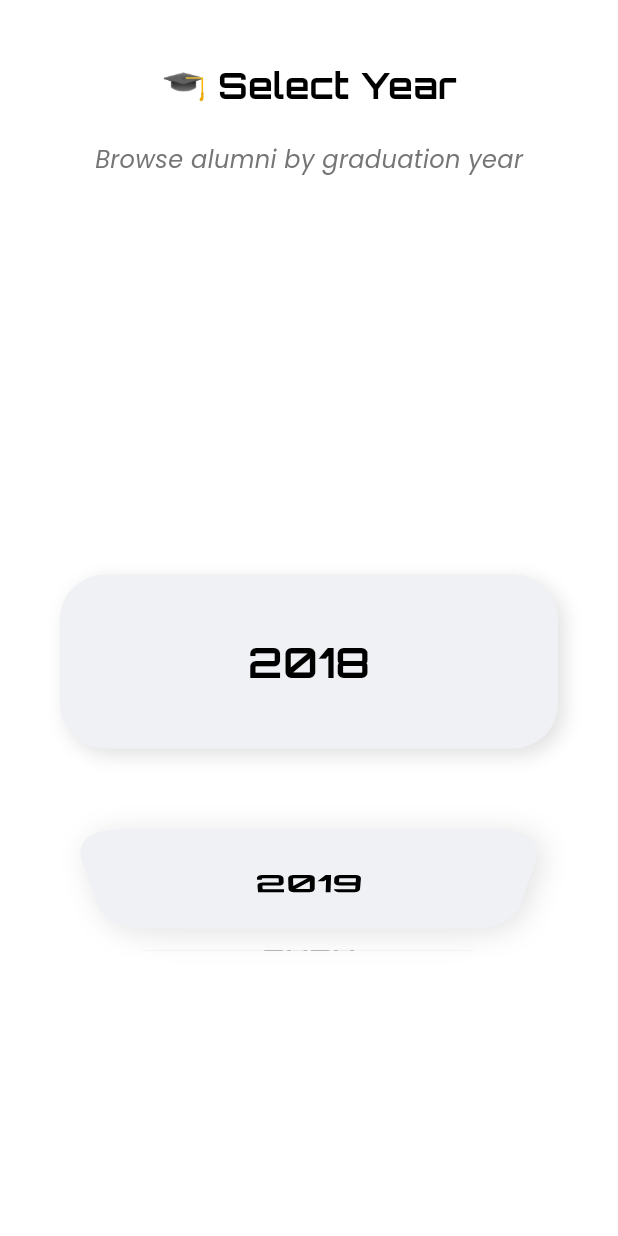
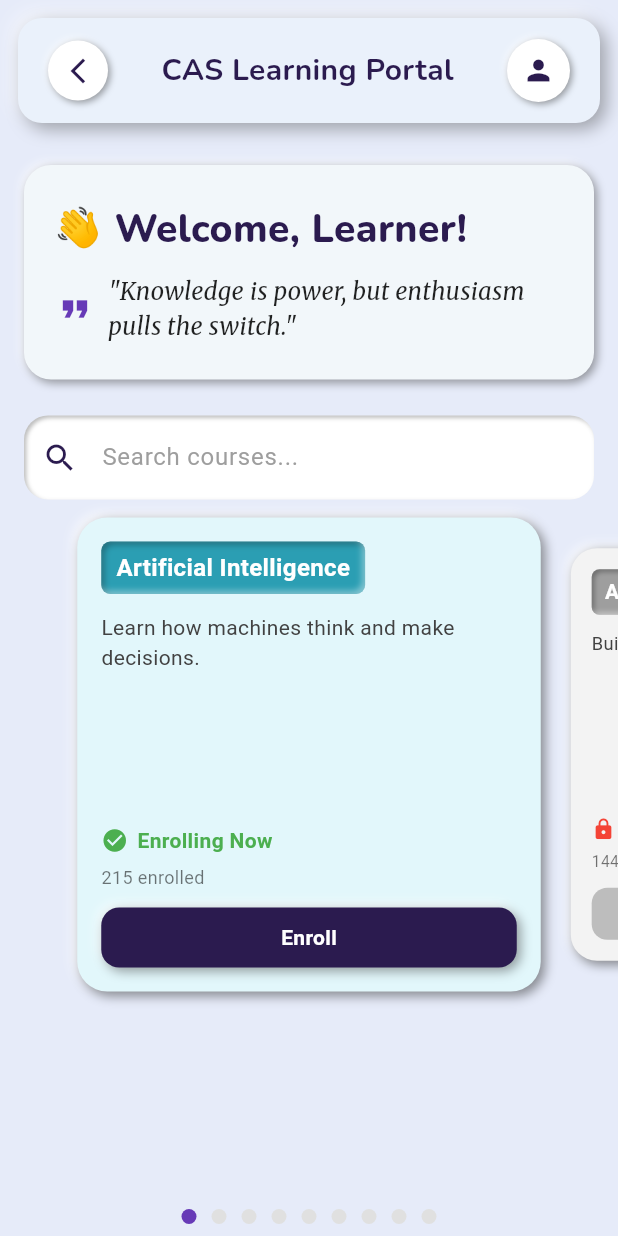
Before and after one commit to Affan1316/CAS-ELMS, a Flutter app: the ElmsLandingPage screen opened directly, after a tap on "Courses", on a phone screen of 412 x 824 dp. Run offline on Flutter 3.47's test engine with Material 3 defaults, Android fonts, the light colour scheme and no system bars; drawn by our look-alikes of flutter_animate, flutter_carousel_widget; our stand-ins replace animate_do, equatable, flutter_bloc, flutter_neumorphic_plus, go_router, google_fonts and 1 more.

Commit message:
Refactored alumni section into alumni_page folder; added  course catalog page ; updated landing page

```diff
--- a/lib/src/features/courses_detail_page/presentation/pages/alumni_showcase_page.dart
+++ b/lib/src/features/alumni_page/presentation/pages/alumni_showcase_page.dart
@@ -1,7 +1,6 @@
 import 'package:flutter/material.dart';
 import 'package:flutter_animate/flutter_animate.dart';
-import 'package:flutter_cas_app_main/src/features/courses_detail_page/presentation/widgets/neumorphic_card.dart';
-import 'package:go_router/go_router.dart';
+import 'package:flutter_cas_app_main/src/features/alumni_page/presentation/widgets/neumorphic_card.dart';
 import 'package:google_fonts/google_fonts.dart';
 // import 'package:project_cas/main.dart';
 // import 'package:project_cas/courses_detail_page/presentation/widgets/neumorphic_card.dart';
--- /dev/null
+++ b/lib/src/features/courses_detail_page/presentation/pages/course_catalog.dart
@@ -0,0 +1,113 @@
+import 'package:flutter/material.dart';
+import 'package:flutter_animate/flutter_animate.dart';
+import 'package:flutter_carousel_widget/flutter_carousel_widget.dart';
+import 'package:flutter_cas_app_main/src/features/courses_detail_page/presentation/widgets/build_header_course_page.dart';
+import 'package:flutter_cas_app_main/src/features/courses_detail_page/presentation/widgets/build_search_bar_courses_page.dart';
+import 'package:flutter_cas_app_main/src/features/courses_detail_page/presentation/widgets/build_welcome_course_page.dart';
+import 'package:flutter_cas_app_main/src/features/courses_detail_page/presentation/widgets/bulid_course_card.dart';
+import 'package:flutter_neumorphic_plus/flutter_neumorphic.dart';
+
+class CourseCatalog extends StatelessWidget {
+  const CourseCatalog({super.key});
+
+  final List<Map<String, dynamic>> courses = const [
+    {
+      'title': 'Artificial Intelligence',
+      'description': 'Learn how machines think and make decisions.',
+      'enrolling': true,
+      'enrollments': 215,
+    },
+    {
+      'title': 'Android App Development',
+      'description': 'Build native Android apps with Kotlin.',
+      'enrolling': false,
+      'enrollments': 144,
+    },
+    {
+      'title': 'Flutter App Development',
+      'description': 'Create cross-platform apps with Flutter.',
+      'enrolling': true,
+      'enrollments': 312,
+    },
+    {
+      'title': 'Game Development',
+      'description': 'Design and build interactive games.',
+      'enrolling': true,
+      'enrollments': 198,
+    },
+    {
+      'title': 'Robotics',
+      'description': 'Explore robotics systems and automation.',
+      'enrolling': false,
+      'enrollments': 103,
+    },
+    {
+      'title': 'Go Language',
+      'description': 'Master Google’s Go for high-performance apps.',
+      'enrolling': true,
+      'enrollments': 78,
+    },
+    {
+      'title': 'Web Development',
+      'description': 'Build modern web apps with HTML, CSS, JS.',
+      'enrolling': true,
+      'enrollments': 391,
+    },
+    {
+      'title': 'Blockchain',
+      'description': 'Dive into decentralized tech and smart contracts.',
+      'enrolling': true,
+      'enrollments': 129,
+    },
+    {
+      'title': 'UI/UX Design',
+      'description': 'Craft intuitive user experiences.',
+      'enrolling': true,
+      'enrollments': 240,
+    },
+  ];
+
+  @override
+  Widget build(BuildContext context) {
+    return Scaffold(
+      backgroundColor: const Color(0xFFE6EBF9),
+      body: SafeArea(
+        child: Column(
+          children: [
+            BuildHeaderCoursePage(),
+            BuildWelcomeCoursePage(),
+            BuildSearchBarCoursesPage(),
+            Expanded(
+              child: FlutterCarousel.builder(
+                itemCount: courses.length,
+                options: FlutterCarouselOptions(
+                  height: 340,
+                  autoPlay: true,
+                  enlargeCenterPage: true,
+                  viewportFraction: 0.75,
+                  showIndicator: true,
+                  slideIndicator: CircularSlideIndicator(
+                    slideIndicatorOptions: SlideIndicatorOptions(
+                      currentIndicatorColor: Colors.deepPurple,
+                      indicatorBackgroundColor: Colors.grey.shade300,
+                      indicatorRadius: 5,
+                    ),
+                  ),
+                ),
+                itemBuilder: (context, index, realIdx) {
+                  final course = courses[index];
+                  return Padding(
+                    padding: const EdgeInsets.symmetric(vertical: 12),
+                    child: BulidCourseCard(
+                      course: course,
+                    ).animate().fadeIn(duration: 600.ms).slideY(begin: 0.2),
+                  );
+                },
+              ),
+            ),
+          ],
+        ),
+      ),
+    );
+  }
+}
--- /dev/null
+++ b/lib/src/features/courses_detail_page/presentation/widgets/build_header_course_page.dart
@@ -0,0 +1,77 @@
+import 'package:flutter/material.dart';
+import 'package:flutter_neumorphic_plus/flutter_neumorphic.dart';
+import 'package:google_fonts/google_fonts.dart';
+
+class BuildHeaderCoursePage extends StatelessWidget {
+  const BuildHeaderCoursePage({super.key});
+
+  @override
+  Widget build(BuildContext context) {
+    return Padding(
+      padding: const EdgeInsets.all(12),
+      child: Neumorphic(
+        style: NeumorphicStyle(
+          color: const Color(0xFFEAF1FB),
+          depth: 8,
+          intensity: 0.6,
+          boxShape: NeumorphicBoxShape.roundRect(BorderRadius.circular(16)),
+        ),
+        padding: const EdgeInsets.symmetric(horizontal: 20, vertical: 14),
+        child: Row(
+          mainAxisAlignment: MainAxisAlignment.spaceBetween,
+          children: [
+            // Back Button (you can add Navigator.pop if needed)
+            NeumorphicButton(
+              onPressed: () {
+                // If you want it to go back only when Navigator.canPop is true
+                // if (Navigator.of(context).canPop()) Navigator.of(context).pop();
+                Navigator.of(context).pop();
+              },
+              style: NeumorphicStyle(
+                shape: NeumorphicShape.flat,
+                boxShape: NeumorphicBoxShape.circle(),
+                color: Colors.white,
+                depth: 3,
+              ),
+              padding: const EdgeInsets.all(10),
+              child: const Icon(
+                Icons.arrow_back_ios_new,
+                size: 20,
+                color: Color(0xFF2B1B4F),
+              ),
+            ),
+
+            // Title
+            Text(
+              'CAS Learning Portal',
+              style: GoogleFonts.nunito(
+                fontSize: 20,
+                fontWeight: FontWeight.bold,
+                color: const Color(0xFF2B1B4F),
+              ),
+            ),
+
+            // Profile icon or menu
+            NeumorphicButton(
+              onPressed: () {
+                // Future: Show profile/settings
+              },
+              style: NeumorphicStyle(
+                shape: NeumorphicShape.flat,
+                boxShape: NeumorphicBoxShape.circle(),
+                color: Colors.white,
+                depth: 3,
+              ),
+              padding: const EdgeInsets.all(10),
+              child: const Icon(
+                Icons.person,
+                size: 22,
+                color: Color(0xFF2B1B4F),
+              ),
+            ),
+          ],
+        ),
+      ),
+    );
+  }
+}
--- /dev/null
+++ b/lib/src/features/courses_detail_page/presentation/widgets/build_search_bar_courses_page.dart
@@ -0,0 +1,30 @@
+import 'package:flutter/material.dart';
+import 'package:flutter_neumorphic_plus/flutter_neumorphic.dart';
+
+class BuildSearchBarCoursesPage extends StatelessWidget {
+  const BuildSearchBarCoursesPage({super.key});
+
+  @override
+  Widget build(BuildContext context) {
+    return Padding(
+      padding: const EdgeInsets.fromLTRB(16, 8, 16, 0),
+      child: Neumorphic(
+        style: NeumorphicStyle(
+          depth: -3,
+          intensity: 0.6,
+          boxShape: NeumorphicBoxShape.roundRect(BorderRadius.circular(16)),
+          color: Colors.white,
+        ),
+        padding: const EdgeInsets.symmetric(horizontal: 12, vertical: 4),
+        child: TextField(
+          decoration: InputDecoration(
+            hintText: 'Search courses...',
+            hintStyle: const TextStyle(color: Colors.grey),
+            border: InputBorder.none,
+            icon: const Icon(Icons.search, color: Color(0xFF2B1B4F)),
+          ),
+        ),
+      ),
+    );
+  }
+}
--- /dev/null
+++ b/lib/src/features/courses_detail_page/presentation/widgets/build_welcome_course_page.dart
@@ -0,0 +1,57 @@
+import 'package:flutter/material.dart';
+import 'package:flutter_neumorphic_plus/flutter_neumorphic.dart';
+import 'package:google_fonts/google_fonts.dart';
+
+class BuildWelcomeCoursePage extends StatelessWidget {
+  const BuildWelcomeCoursePage({super.key});
+
+  @override
+  Widget build(BuildContext context) {
+    return Padding(
+      padding: const EdgeInsets.all(16),
+      child: Neumorphic(
+        style: NeumorphicStyle(
+          depth: 4,
+          intensity: 0.7,
+          color: const Color(0xFFF2F7FA),
+          boxShape: NeumorphicBoxShape.roundRect(BorderRadius.circular(18)),
+        ),
+        padding: const EdgeInsets.symmetric(horizontal: 20, vertical: 24),
+        child: Column(
+          crossAxisAlignment: CrossAxisAlignment.start,
+          children: [
+            Text(
+              '👋 Welcome, Learner!',
+              style: GoogleFonts.nunito(
+                fontSize: 26,
+                fontWeight: FontWeight.w800,
+                color: const Color(0xFF2B1B4F),
+              ),
+            ),
+            const SizedBox(height: 12),
+            Row(
+              children: [
+                const Icon(
+                  Icons.format_quote,
+                  color: Colors.deepPurple,
+                  size: 28,
+                ),
+                const SizedBox(width: 8),
+                Expanded(
+                  child: Text(
+                    '"Knowledge is power, but enthusiasm pulls the switch."',
+                    style: GoogleFonts.merriweather(
+                      fontSize: 16,
+                      fontStyle: FontStyle.italic,
+                      color: Colors.black87,
+                    ),
+                  ),
+                ),
+              ],
+            ),
+          ],
+        ),
+      ),
+    );
+  }
+}
--- /dev/null
+++ b/lib/src/features/courses_detail_page/presentation/widgets/bulid_course_card.dart
@@ -0,0 +1,97 @@
+import 'package:flutter/material.dart';
+import 'package:flutter_neumorphic_plus/flutter_neumorphic.dart';
+
+class BulidCourseCard extends StatelessWidget {
+  const BulidCourseCard({super.key, required this.course});
+
+  final Map<String, dynamic> course;
+
+  @override
+  Widget build(BuildContext context) {
+    final bool enrolling = course['enrolling'];
+    final Color baseColor = enrolling ? Color(0xFFE2F7FB) : Color(0xFFF3F3F3);
+    final Color badgeColor = enrolling ? Color(0xFF2B9EB3) : Colors.grey;
+    final Color enrollColor = enrolling ? Colors.green : Colors.red;
+
+    return Neumorphic(
+      style: NeumorphicStyle(
+        depth: 5,
+        intensity: 0.8,
+        surfaceIntensity: 0.2,
+        color: baseColor,
+        boxShape: NeumorphicBoxShape.roundRect(BorderRadius.circular(20)),
+        shadowLightColorEmboss: Colors.white,
+        shadowDarkColorEmboss: Colors.black26,
+      ),
+      padding: const EdgeInsets.all(16),
+      child: Column(
+        crossAxisAlignment: CrossAxisAlignment.start,
+        children: [
+          Neumorphic(
+            style: NeumorphicStyle(
+              color: badgeColor,
+              depth: -4,
+              boxShape: NeumorphicBoxShape.roundRect(BorderRadius.circular(6)),
+            ),
+            padding: const EdgeInsets.symmetric(vertical: 6, horizontal: 10),
+            child: Text(
+              course['title'],
+              style: const TextStyle(
+                color: Colors.white,
+                fontSize: 16,
+                fontWeight: FontWeight.bold,
+              ),
+            ),
+          ),
+          const SizedBox(height: 12),
+          Text(
+            course['description'],
+            style: TextStyle(color: Colors.grey.shade800, fontSize: 14),
+          ),
+          const Spacer(),
+          Row(
+            children: [
+              Icon(
+                enrolling ? Icons.check_circle : Icons.lock,
+                color: enrollColor,
+                size: 18,
+              ),
+              const SizedBox(width: 6),
+              Text(
+                enrolling ? 'Enrolling Now' : 'Closed',
+                style: TextStyle(
+                  color: enrollColor,
+                  fontWeight: FontWeight.w600,
+                ),
+              ),
+            ],
+          ),
+          const SizedBox(height: 6),
+          Text(
+            '${course['enrollments']} enrolled',
+            style: const TextStyle(fontSize: 12, color: Colors.black54),
+          ),
+          const SizedBox(height: 12),
+          NeumorphicButton(
+            onPressed: enrolling ? () {} : null,
+            style: NeumorphicStyle(
+              color: enrolling ? const Color(0xFF2B1B4F) : Colors.grey.shade400,
+              depth: enrolling ? 5 : 0,
+              boxShape: NeumorphicBoxShape.roundRect(BorderRadius.circular(12)),
+            ),
+            padding: const EdgeInsets.symmetric(vertical: 10),
+            child: Center(
+              child: Text(
+                'Enroll',
+                style: const TextStyle(
+                  color: Colors.white,
+                  fontWeight: FontWeight.bold,
+                ),
+              ),
+            ),
+          ),
+        ],
+      ),
+    );
+  }
+}
--- a/lib/src/features/elms_landing/presentation/pages/elms_landing_page.dart
+++ b/lib/src/features/elms_landing/presentation/pages/elms_landing_page.dart
@@ -1,6 +1,7 @@
 import 'package:flutter/material.dart';
 import 'package:flutter_cas_app_main/src/features/categories_and_login_screen/presentation/pages/LoginOnboardingScreen.dart';
-import 'package:flutter_cas_app_main/src/features/courses_detail_page/presentation/pages/year_selector_page.dart';
+import 'package:flutter_cas_app_main/src/features/alumni_page/presentation/pages/year_selector_page.dart';
+import 'package:flutter_cas_app_main/src/features/courses_detail_page/presentation/pages/course_catalog.dart';
 import 'package:flutter_cas_app_main/src/features/elms_landing/presentation/widgets/ai_floating_action_button.dart';
 import 'package:flutter_cas_app_main/src/features/elms_landing/presentation/widgets/ceo_card_widget.dart';
 import 'package:flutter_cas_app_main/src/features/elms_landing/presentation/widgets/feature_card_widget.dart';
@@ -133,7 +134,7 @@ class _ElmsLandingPageState extends State<ElmsLandingPage>
                             // ).showSnackBar(SnackBar(content: Text('data')));
                             Navigator.of(context).push(
                               MaterialPageRoute(
-                                builder: (context) => YearSelectorPage(),
+                                builder: (context) => CourseCatalog(),
                               ),
                             );
                           },
--- a/pubspec.yaml
+++ b/pubspec.yaml
@@ -44,6 +44,7 @@ dependencies:
   google_fonts: ^6.2.1
   url_launcher: ^6.3.2
   lucide_icons_flutter: ^3.0.7
+  flutter_carousel_widget: ^3.1.0
 
 dev_dependencies:
   flutter_test:
```
Also changed, not shown: lib/src/features/alumni_page/data/constants.dart (renamed from lib/src/features/courses_detail_page/data/constants.dart), lib/src/features/alumni_page/presentation/pages/creative_alumni_app.dart (renamed from lib/src/features/courses_detail_page/presentation/pages/creative_alumni_app.dart), lib/src/features/alumni_page/presentation/pages/year_selector_page.dart (renamed from lib/src/features/courses_detail_page/presentation/pages/year_selector_page.dart), lib/src/features/alumni_page/presentation/widgets/neumorphic_card.dart (renamed from lib/src/features/courses_detail_page/presentation/widgets/neumorphic_card.dart), pubspec.lock.
